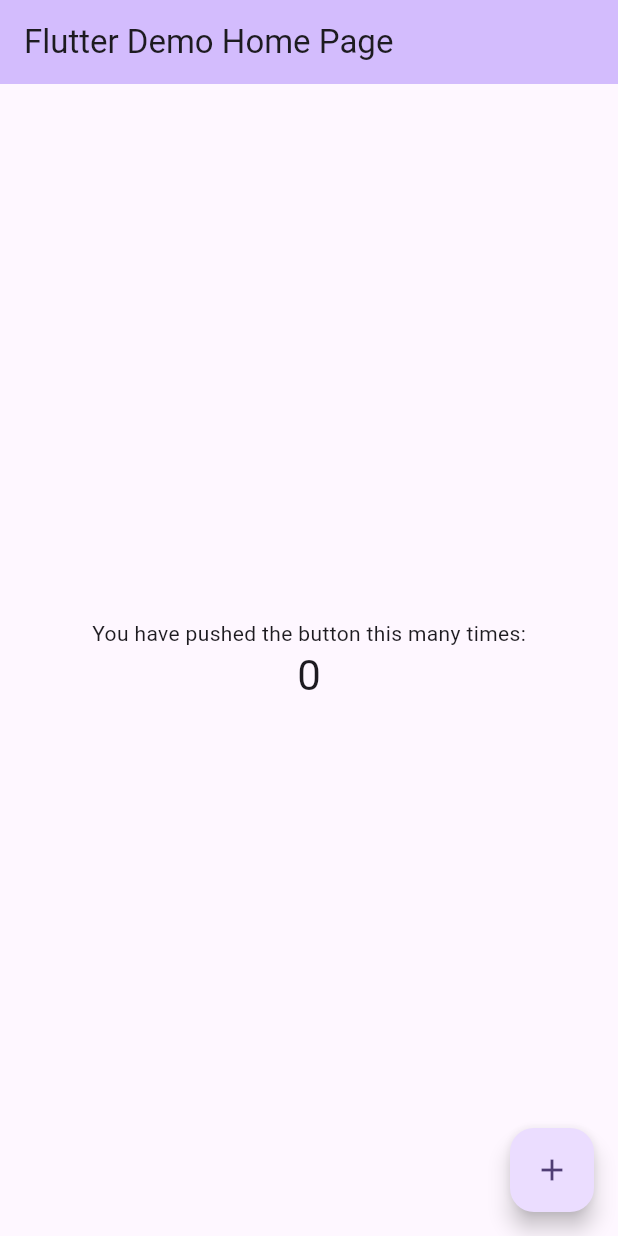
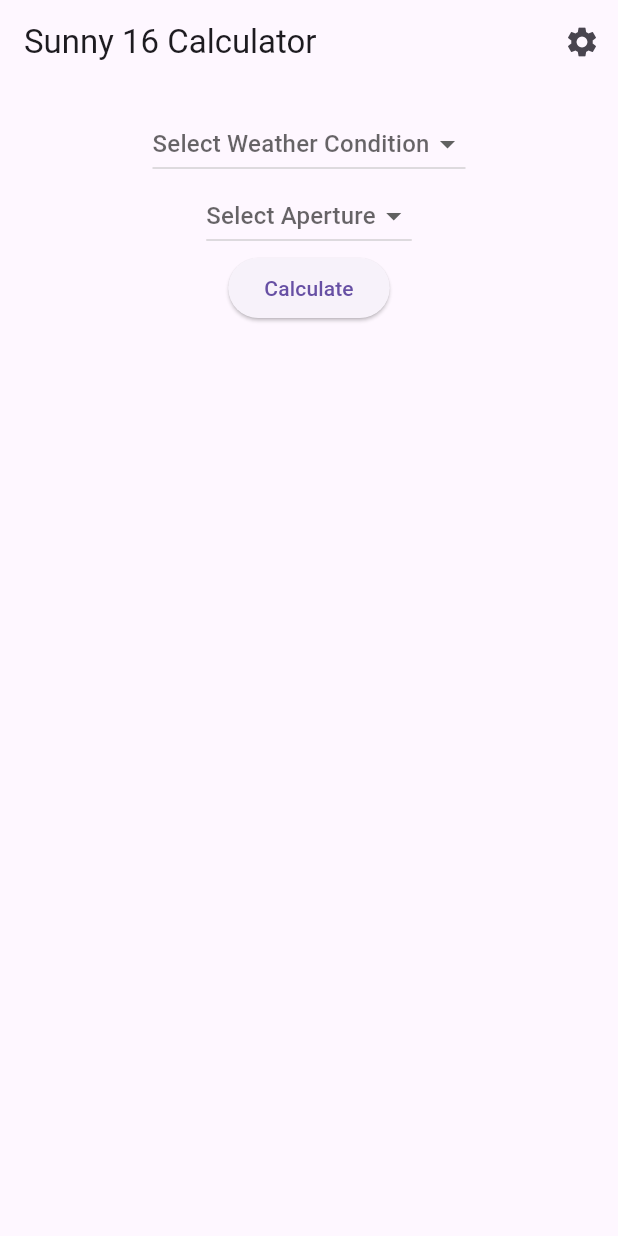
Before and after one commit to jpfelgueiras/sunny16, a Flutter app: the screen it shows after launch, on a phone screen of 412 x 824 dp. Run offline on Flutter 3.47's test engine with Material 3 defaults, Android fonts, the light colour scheme and no system bars; our stand-ins replace shared_preferences.

Commit message:
I see it working, but needs lots mor work

```diff
--- /dev/null
+++ b/sunny16/devtools_options.yaml
@@ -0,0 +1,3 @@
+description: This file stores settings for Dart & Flutter DevTools.
+documentation: https://docs.flutter.dev/tools/devtools/extensions#configure-extension-enablement-states
+extensions:
--- /dev/null
+++ b/sunny16/lib/home_screen.dart
@@ -0,0 +1,113 @@
+// home_screen.dart
+import 'package:flutter/material.dart';
+import 'package:sunny16/settings_model.dart';
+import 'package:sunny16/settings_screen.dart';
+import 'package:sunny16/sunny16_calculator.dart';
+
+class HomeScreen extends StatefulWidget {
+  const HomeScreen({super.key});
+
+  @override
+  _HomeScreenState createState() => _HomeScreenState();
+}
+
+class _HomeScreenState extends State<HomeScreen> {
+  String? _selectedCondition;
+  double? _selectedAperture;
+  List<Map<String, dynamic>> _recommendations = [];
+
+  Future<void> _calculate() async {
+    final settings = await SettingsRepository().loadSettings();
+
+    if (_selectedCondition == null || _selectedAperture == null) {
+      ScaffoldMessenger.of(context).showSnackBar(
+        SnackBar(content: Text('Please select all parameters'))
+      );
+      return;
+    }
+
+    setState(() {
+      _recommendations = Sunny16Calculator.calculateRecommendations(
+        condition: _selectedCondition!,
+        aperture: _selectedAperture!,
+        settings: settings,
+      );
+    });
+  }
+
+    void _openSettings() async {
+    // Navigate to SettingsScreen and wait for a result (optional)
+    final updatedSettings = await Navigator.push(
+      context,
+      MaterialPageRoute(builder: (context) => SettingsScreen()),
+    );
+
+    // If you want to refresh the home screen after returning from settings
+    if (updatedSettings != null) {
+      setState(() {
+        // Refresh any data if needed
+      });
+    }
+  }
+
+  @override
+  Widget build(BuildContext context) {
+    return Scaffold(
+      appBar: AppBar(title: Text('Sunny 16 Calculator'),
+        actions: [
+          IconButton(
+            icon: Icon(Icons.settings),
+            onPressed: _openSettings, // Open settings screen
+          ),
+        ],
+      ),body: Padding(
+        padding: EdgeInsets.all(16),
+        child: Column(
+          children: [
+            // Condition Selector
+            DropdownButton<String>(
+              hint: Text('Select Weather Condition'),
+              value: _selectedCondition,
+              items: const [
+                DropdownMenuItem(value: 'sunny', child: Text('Sunny')),
+                DropdownMenuItem(value: 'light_clouds', child: Text('Light Clouds')),
+                DropdownMenuItem(value: 'cloudy', child: Text('Cloudy')),
+                DropdownMenuItem(value: 'overcast', child: Text('Overcast')),
+                DropdownMenuItem(value: 'sunset', child: Text('Sunset')),
+              ],
+              onChanged: (v) => setState(() => _selectedCondition = v),
+            ),
+
+            // Aperture Selector
+            DropdownButton<double>(
+              hint: Text('Select Aperture'),
+              value: _selectedAperture,
+              items: [2, 2.8, 4, 5.6, 8, 11, 16, 22]
+                  .map((f) => DropdownMenuItem(
+                        value: f.toDouble(),
+                        child: Text('f/$f'),
+                      ))
+                  .toList(),
+              onChanged: (v) => setState(() => _selectedAperture = v),
+            ),
+
+            ElevatedButton(
+              onPressed: _calculate,
+              child: Text('Calculate'),
+            ),
+            // Results
+            Expanded(
+              child: ListView.builder(
+                itemCount: _recommendations.length,
+                itemBuilder: (context, index) => ListTile(
+                  title: Text('ISO ${_recommendations[index]['iso']}'),
+                  subtitle: Text(_recommendations[index]['shutter_speed']),
+                ),
+              ),
+            ),
+          ],
+        ),
+      ),
+    );
+  }
+}
--- a/sunny16/lib/main.dart
+++ b/sunny16/lib/main.dart
@@ -1,125 +1,19 @@
 import 'package:flutter/material.dart';
+import 'package:sunny16/home_screen.dart';
+import 'package:sunny16/settings_model.dart';
+import 'package:sunny16/settings_screen.dart';
 
-void main() {
-  runApp(const MyApp());
-}
+void main() => runApp(MyApp());
 
 class MyApp extends StatelessWidget {
-  const MyApp({super.key});
-
-  // This widget is the root of your application.
   @override
   Widget build(BuildContext context) {
     return MaterialApp(
-      title: 'Flutter Demo',
-      theme: ThemeData(
-        // This is the theme of your application.
-        //
-        // TRY THIS: Try running your application with "flutter run". You'll see
-        // the application has a purple toolbar. Then, without quitting the app,
-        // try changing the seedColor in the colorScheme below to Colors.green
-        // and then invoke "hot reload" (save your changes or press the "hot
-        // reload" button in a Flutter-supported IDE, or press "r" if you used
-        // the command line to start the app).
-        //
-        // Notice that the counter didn't reset back to zero; the application
-        // state is not lost during the reload. To reset the state, use hot
-        // restart instead.
-        //
-        // This works for code too, not just values: Most code changes can be
-        // tested with just a hot reload.
-        colorScheme: ColorScheme.fromSeed(seedColor: Colors.deepPurple),
-        useMaterial3: true,
+      home: FutureBuilder(
+        future: SettingsRepository().loadSettings(),
+        builder: (context, snapshot) =>
+            snapshot.hasData ? HomeScreen() : SettingsScreen(),
       ),
-      home: const MyHomePage(title: 'Flutter Demo Home Page'),
     );
   }
 }
-
-class MyHomePage extends StatefulWidget {
-  const MyHomePage({super.key, required this.title});
-
-  // This widget is the home page of your application. It is stateful, meaning
-  // that it has a State object (defined below) that contains fields that affect
-  // how it looks.
-
-  // This class is the configuration for the state. It holds the values (in this
-  // case the title) provided by the parent (in this case the App widget) and
-  // used by the build method of the State. Fields in a Widget subclass are
-  // always marked "final".
-
-  final String title;
-
-  @override
-  State<MyHomePage> createState() => _MyHomePageState();
-}
-
-class _MyHomePageState extends State<MyHomePage> {
-  int _counter = 0;
-
-  void _incrementCounter() {
-    setState(() {
-      // This call to setState tells the Flutter framework that something has
-      // changed in this State, which causes it to rerun the build method below
-      // so that the display can reflect the updated values. If we changed
-      // _counter without calling setState(), then the build method would not be
-      // called again, and so nothing would appear to happen.
-      _counter++;
-    });
-  }
-
-  @override
-  Widget build(BuildContext context) {
-    // This method is rerun every time setState is called, for instance as done
-    // by the _incrementCounter method above.
-    //
-    // The Flutter framework has been optimized to make rerunning build methods
-    // fast, so that you can just rebuild anything that needs updating rather
-    // than having to individually change instances of widgets.
-    return Scaffold(
-      appBar: AppBar(
-        // TRY THIS: Try changing the color here to a specific color (to
-        // Colors.amber, perhaps?) and trigger a hot reload to see the AppBar
-        // change color while the other colors stay the same.
-        backgroundColor: Theme.of(context).colorScheme.inversePrimary,
-        // Here we take the value from the MyHomePage object that was created by
-        // the App.build method, and use it to set our appbar title.
-        title: Text(widget.title),
-      ),
-      body: Center(
-        // Center is a layout widget. It takes a single child and positions it
-        // in the middle of the parent.
-        child: Column(
-          // Column is also a layout widget. It takes a list of children and
-          // arranges them vertically. By default, it sizes itself to fit its
-          // children horizontally, and tries to be as tall as its parent.
-          //
-          // Column has various properties to control how it sizes itself and
-          // how it positions its children. Here we use mainAxisAlignment to
-          // center the children vertically; the main axis here is the vertical
-          // axis because Columns are vertical (the cross axis would be
-          // horizontal).
-          //
-          // TRY THIS: Invoke "debug painting" (choose the "Toggle Debug Paint"
-          // action in the IDE, or press "p" in the console), to see the
-          // wireframe for each widget.
-          mainAxisAlignment: MainAxisAlignment.center,
-          children: <Widget>[
-            const Text(
-              'You have pushed the button this many times:',
-            ),
-            Text(
-              '$_counter',
-              style: Theme.of(context).textTheme.headlineMedium,
-            ),
-          ],
-        ),
-      ),
-      floatingActionButton: FloatingActionButton(
-        onPressed: _incrementCounter,
-        tooltip: 'Increment',
-        child: const Icon(Icons.add),
-      ), // This trailing comma makes auto-formatting nicer for build methods.
-    );
-  }
-}
--- /dev/null
+++ b/sunny16/lib/settings_model.dart
@@ -0,0 +1,37 @@
+// settings_model.dart
+import 'package:shared_preferences/shared_preferences.dart';
+
+class CameraSettings {
+  final List<int> isoValues;
+  final double minShutterSpeed; // in seconds (e.g., 1/4000 = 0.00025)
+  final double maxShutterSpeed; // in seconds (e.g., 30s = 30)
+
+  CameraSettings({
+    required this.isoValues,
+    required this.minShutterSpeed,
+    required this.maxShutterSpeed,
+  });
+}
+
+// settings_repository.dart
+class SettingsRepository {
+  static const _keyISO = 'iso_values';
+  static const _keyMinShutter = 'min_shutter';
+  static const _keyMaxShutter = 'max_shutter';
+
+  Future<void> saveSettings(CameraSettings settings) async {
+    final prefs = await SharedPreferences.getInstance();
+    await prefs.setStringList(_keyISO, settings.isoValues.map((e) => e.toString()).toList());
+    await prefs.setDouble(_keyMinShutter, settings.minShutterSpeed);
+    await prefs.setDouble(_keyMaxShutter, settings.maxShutterSpeed);
+  }
+
+  Future<CameraSettings> loadSettings() async {
+    final prefs = await SharedPreferences.getInstance();
+    return CameraSettings(
+      isoValues: prefs.getStringList(_keyISO)?.map(int.parse).toList() ?? [100, 200, 400, 800],
+      minShutterSpeed: prefs.getDouble(_keyMinShutter) ?? 1/4000,
+      maxShutterSpeed: prefs.getDouble(_keyMaxShutter) ?? 30,
+    );
+  }
+}
--- /dev/null
+++ b/sunny16/lib/sunny16_calculator.dart
@@ -0,0 +1,49 @@
+// sunny16_calculator.dart
+import 'dart:math';
+
+import 'package:sunny16/settings_model.dart';
+
+class Sunny16Calculator {
+  static const _evValues = {
+    'sunny': 15,
+    'light_clouds': 14,
+    'cloudy': 13,
+    'overcast': 12,
+    'sunset': 10,
+  };
+
+  static List<Map<String, dynamic>> calculateRecommendations({
+    required String condition,
+    required double aperture,
+    required CameraSettings settings,
+  }) {
+
+    final ev = _evValues[condition] ?? 15;
+    final recommendations = <Map<String, dynamic>>[];
+
+    for (final iso in settings.isoValues) {
+
+      // Calculate base shutter speed
+      double shutterSpeed = pow(aperture, 2) / (iso / 100 * pow(2, ev));
+
+      // Convert to reciprocal (1/x format)
+      shutterSpeed = 1 / shutterSpeed;
+
+      // Check against camera limits
+      if (shutterSpeed >= settings.minShutterSpeed &&
+          shutterSpeed <= settings.maxShutterSpeed) {
+        recommendations.add({
+          'iso': iso,
+          'shutter_speed': _formatShutterSpeed(shutterSpeed),
+        });
+      }
+    }
+
+    return recommendations;
+  }
+
+  static String _formatShutterSpeed(double seconds) {
+    if (seconds >= 1) return '${seconds.toStringAsFixed(0)}s';
+    return '1/${(1/seconds).toStringAsFixed(0)}s';
+  }
+}
--- a/sunny16/pubspec.yaml
+++ b/sunny16/pubspec.yaml
@@ -30,6 +30,7 @@ environment:
 dependencies:
   flutter:
     sdk: flutter
+  shared_preferences: ^2.0.6
 
   # The following adds the Cupertino Icons font to your application.
   # Use with the CupertinoIcons class for iOS style icons.
```
Also changed, not shown: sunny16/lib/settings_screen.dart (added, +77 -0 lines), sunny16/pubspec.lock, 2 other files.
